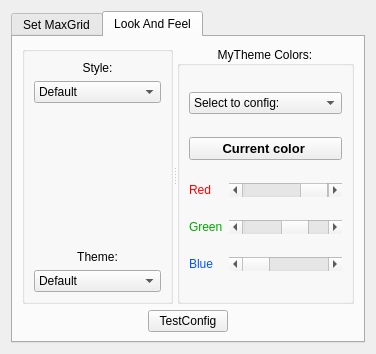
Old version of the form ui_forms/parametersoptions.ui in the repository parisolab/mathmod.
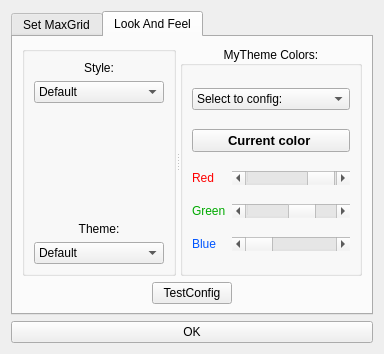
New version of the form. The open tabs and pages were chosen to show the change.

Commit message: #207 Add touch gestures support

What changed in the file:
```diff
--- a/ui_forms/parametersoptions.ui
+++ b/ui_forms/parametersoptions.ui
@@ -6,7 +6,7 @@
    <rect>
     <x>0</x>
     <y>0</y>
-    <width>376</width>
+    <width>384</width>
     <height>354</height>
    </rect>
   </property>
@@ -548,7 +548,6 @@
              <property name="font">
               <font>
                <pointsize>10</pointsize>
-               <weight>75</weight>
                <bold>true</bold>
               </font>
              </property>
@@ -814,6 +813,13 @@
      </widget>
     </widget>
    </item>
+   <item row="1" column="0">
+    <widget class="QPushButton" name="pushButton">
+     <property name="text">
+      <string>OK</string>
+     </property>
+    </widget>
+   </item>
   </layout>
  </widget>
  <resources/>
```
The commit also changes 2 other files.
